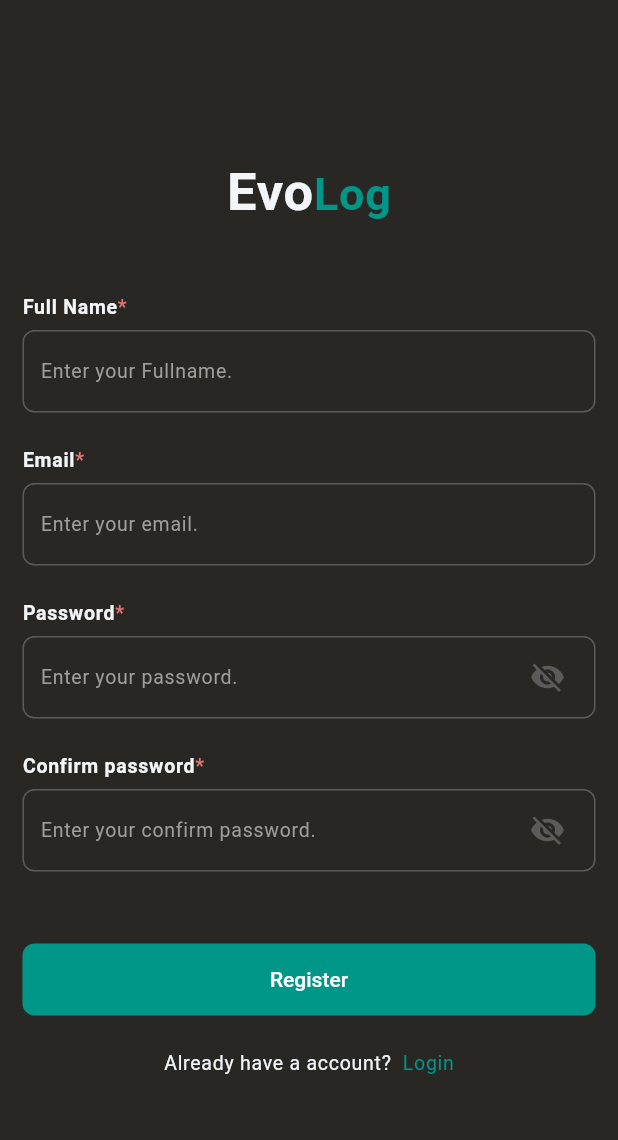
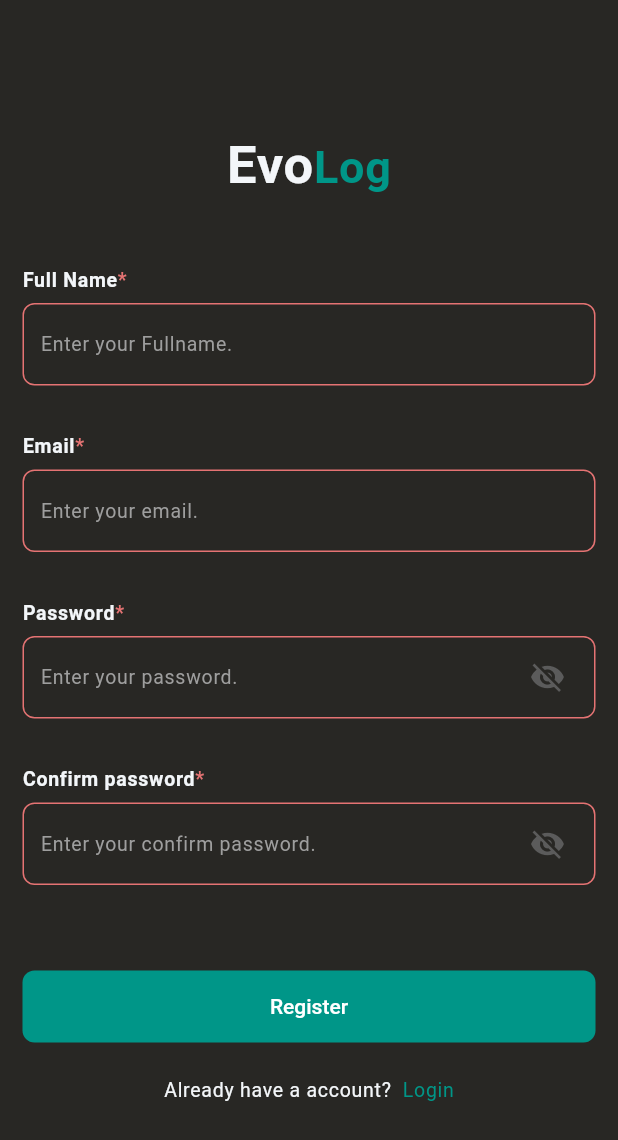
Before and after one commit to diwashrai469/journal, a Flutter app: the RegisterView screen opened by its route, after a tap on "Register", on a phone screen of 412 x 824 dp. Shown: the top 1140 px of the screen. Run offline on Flutter 3.47's test engine with Material 2 defaults, Android fonts, the phone set to English and light mode, and no system bars; our stand-ins replace animated_text_kit, dio, get, get_storage, lottie; accounts and stored records are empty; Roboto replaces fonts that are missing (Poppins).

```diff
--- a/lib/core/app/app_routes.dart
+++ b/lib/core/app/app_routes.dart
@@ -1,4 +1,5 @@
 import 'package:get/get.dart';
+import 'package:journey/modules/features/dashboard/view/dashboard_view.dart';
 import 'package:journey/modules/features/onboarding/view/onboarding_view.dart';
 
 import '../../modules/features/login/view/login_view.dart';
@@ -8,7 +9,9 @@ class AppRoutes {
   static final routes = [
     GetPage(name: '/login', page: () => const LoginView()),
     GetPage(name: '/onboarding', page: () =>const OnboardingView()),
-        GetPage(name: '/register', page: () =>const RegisterView())
+        GetPage(name: '/register', page: () =>const RegisterView()),
+                GetPage(name: '/dashboard', page: () =>const DashboardView())
+
 
   ];
 }
--- a/lib/core/services/intercepters.dart
+++ b/lib/core/services/intercepters.dart
@@ -3,7 +3,7 @@ import 'local_storage.dart';
 
 Dio getDioInstance() {
   Dio dio = Dio(
-    BaseOptions(baseUrl: "https://api.dynocrm.com/api/v1/"),
+    BaseOptions(baseUrl: "http://192.168.1.71:8000/api/v1/"),
   );
 
   dio.interceptors.add(
--- a/lib/modules/features/register/view/register_view.dart
+++ b/lib/modules/features/register/view/register_view.dart
@@ -15,26 +15,33 @@ class RegisterView extends StatelessWidget {
     final formkey = GlobalKey<FormState>();
     final emailController = TextEditingController();
     final passwordController = TextEditingController();
+    final fullnameController = TextEditingController();
+    final confirmpasswordController = TextEditingController();
 
-    return Scaffold(
+    return SafeArea(
+      child: Scaffold(
         body: Padding(
           padding: AppDimens.mainPagePadding,
           child: Form(
             key: formkey,
+            child: Center(
+              child: SingleChildScrollView(
+                physics: const ClampingScrollPhysics(),
                 child: Column(
                   mainAxisAlignment: MainAxisAlignment.center,
                   children: [
                     RichText(
                       text: TextSpan(
                         text: "Evo",
+                        style: Theme.of(context).textTheme.bodyMedium?.copyWith(
+                            fontWeight: FontWeight.w600, fontSize: 35),
+                        children: <TextSpan>[
+                          TextSpan(
+                            text: 'Log',
                             style: Theme.of(context)
                                 .textTheme
                                 .bodyMedium
-                      ?.copyWith(fontWeight: FontWeight.w600, fontSize: 35),
-                  children: <TextSpan>[
-                    TextSpan(
-                      text: 'Log',
-                      style: Theme.of(context).textTheme.bodyMedium?.copyWith(
+                                ?.copyWith(
                                     color: Colors.teal,
                                     fontSize: 30,
                                     fontWeight: FontWeight.w600),
@@ -45,7 +52,7 @@ class RegisterView extends StatelessWidget {
                     elHeightSpan,
                     KTextFormField(
                       keyboardType: TextInputType.visiblePassword,
-                controller: passwordController,
+                      controller: fullnameController,
                       validator: controller.fullName,
                       hint: "Enter your Fullname.",
                       label: "Full Name",
@@ -71,7 +78,7 @@ class RegisterView extends StatelessWidget {
                     KTextFormField(
                       keyboardType: TextInputType.visiblePassword,
                       obscureText: true,
-                controller: passwordController,
+                      controller: confirmpasswordController,
                       validator: controller.passwordvalidator,
                       hint: "Enter your confirm password.",
                       label: "Confirm password",
@@ -81,7 +88,16 @@ class RegisterView extends StatelessWidget {
                       () => KButton(
                         size: ButtonSize.medium,
                         isBusy: controller.isLoading,
-                  onPressed: () async {},
+                        onPressed: () async {
+                          if (formkey.currentState!.validate()) {
+                            FocusManager.instance.primaryFocus?.unfocus();
+                            await controller.registerUser(
+                                email: emailController.text,
+                                password: passwordController.text,
+                                confirmPassword: confirmpasswordController.text,
+                                fullName: fullnameController.text);
+                          }
+                        },
                         child: const Text("Register"),
                       ),
                     ),
@@ -110,6 +126,9 @@ class RegisterView extends StatelessWidget {
                 ),
               ),
             ),
+          ),
+        ),
+      ),
     );
   }
 }
--- a/pubspec.yaml
+++ b/pubspec.yaml
@@ -38,6 +38,7 @@ dependencies:
   get_storage: ^2.1.1
   dio: ^5.2.1+1
   lottie: ^2.3.2
+  animated_text_kit: ^4.2.2
 
 dev_dependencies:
   flutter_test:
```
Also changed, not shown: lib/modules/data/login/models/login_view_response_models.dart (+7 -8 lines), lib/modules/data/login/services/login_services.dart (+4 -5 lines), lib/modules/data/register/models/register_view_response_models.dart (added, +18 -0 lines), lib/modules/data/register/services/register_services.dart (added, +37 -0 lines), lib/modules/features/dashboard/view/dashboard_view.dart (added, +30 -0 lines), lib/modules/features/login/view/login_view.dart (+15 -6 lines), lib/modules/features/onboarding/view/onboarding_view.dart (+50 -11 lines), lib/modules/features/register/view_models/register_view_models.dart (+19 -3 lines), pubspec.lock. Lines whose indentation alone changed are shown as unchanged.
